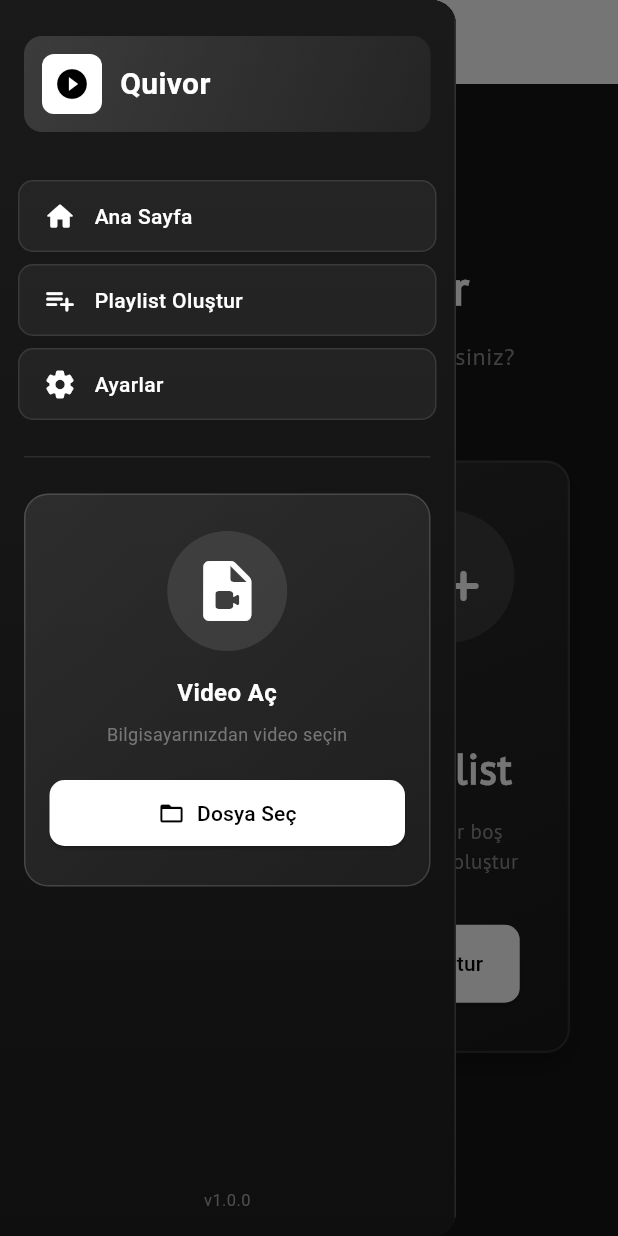
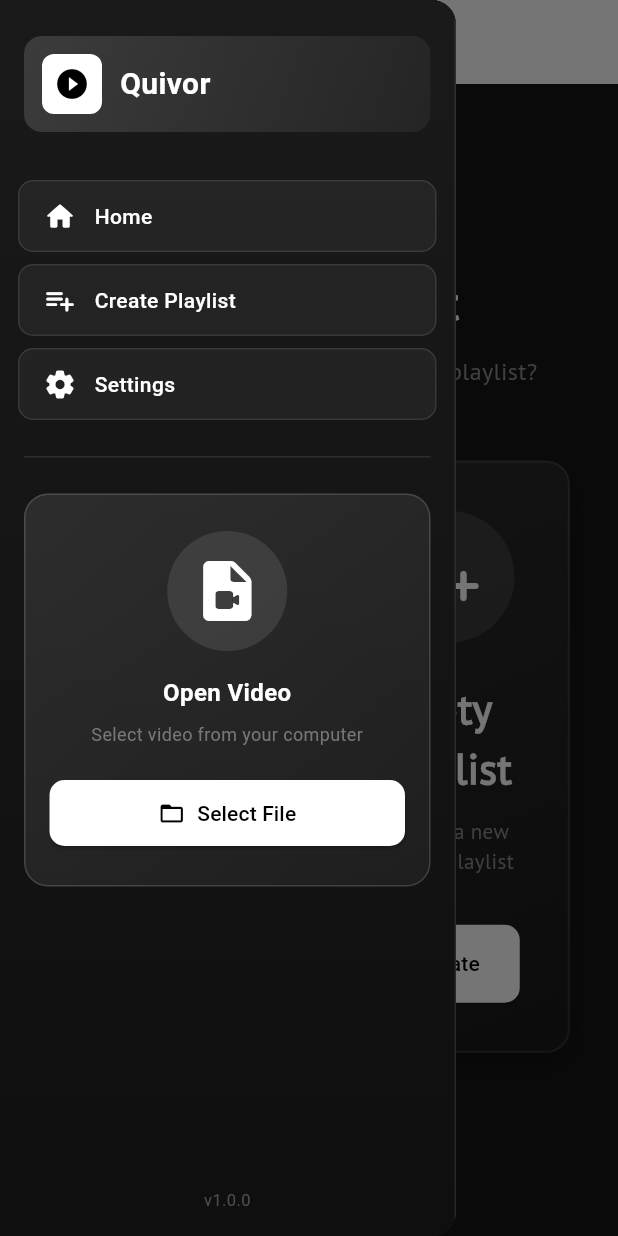
Before and after one commit to Bahadir10/quivor-video-player, a Flutter app: the CreatePlaylistScreen screen opened directly, with the side drawer open, on a phone screen of 412 x 824 dp. Run offline on Flutter 3.47's test engine with Material 3 defaults, Android fonts, the light colour scheme and no system bars; our stand-ins replace drift, file_picker, flutter_bloc, freezed_annotation, get_it, logger and 2 more; missing offline and left inert: media_kit, media_kit_video; accounts and stored records are empty; generated files the repository leaves out were written again.

Commit message:
refactor: Convert UI text from Turkish to English

```diff
--- a/lib/views/createPlaylist/widgets/_path_chose.dart
+++ b/lib/views/createPlaylist/widgets/_path_chose.dart
@@ -54,7 +54,7 @@ class _PathChose extends StatelessWidget {
                         crossAxisAlignment: CrossAxisAlignment.start,
                         children: [
                           Text(
-                            'Playlist Oluştur',
+                            'Create Playlist',
                             style: AppTypography.headingMedium.copyWith(
                               fontWeight: FontWeight.bold,
                             ),
@@ -204,7 +204,7 @@ class _PathChose extends StatelessWidget {
             child: ElevatedButton.icon(
               onPressed: () async => await cubit.createPlaylistFromPath(),
               icon: const Icon(Icons.check),
-              label: const Text('Playlist Oluştur'),
+              label: const Text('Create Playlist'),
               style: ElevatedButton.styleFrom(
                 backgroundColor: AppColors.white1,
                 foregroundColor: AppColors.black1,
--- a/lib/views/createPlaylist/widgets/_when_landed.dart
+++ b/lib/views/createPlaylist/widgets/_when_landed.dart
@@ -16,7 +16,7 @@ class _WhenLandedView extends StatelessWidget {
           children: [
             // Header
             Text(
-              'Playlist Oluştur',
+              'Create Playlist',
               style: AppTypography.headingLarge.copyWith(
                 fontSize: 32,
                 fontWeight: FontWeight.bold,
@@ -24,7 +24,7 @@ class _WhenLandedView extends StatelessWidget {
             ),
             const SizedBox(height: 12),
             Text(
-              'Nasıl bir playlist oluşturmak istersiniz?',
+              'How would you like to create your playlist?',
               style: AppTypography.bodyLarge.copyWith(
                 color: AppColors.grey1,
               ),
@@ -38,9 +38,9 @@ class _WhenLandedView extends StatelessWidget {
                 Expanded(
                   child: _SelectionCard(
                     icon: Icons.folder_open_rounded,
-                    title: 'Klasörden',
-                    description: 'Bir klasördeki tüm videoları ekle',
-                    buttonText: 'Klasör Seç',
+                    title: 'From Folder',
+                    description: 'Add all videos from a folder',
+                    buttonText: 'Select Folder',
                     onPressed: () async => await cubit.openPath(),
                   ),
                 ),
@@ -48,9 +48,9 @@ class _WhenLandedView extends StatelessWidget {
                 Expanded(
                   child: _SelectionCard(
                     icon: Icons.playlist_add_rounded,
-                    title: 'Boş Playlist',
-                    description: 'Yeni bir boş playlist oluştur',
-                    buttonText: 'Oluştur',
+                    title: 'Empty Playlist',
+                    description: 'Create a new empty playlist',
+                    buttonText: 'Create',
                     onPressed: () => cubit.makeChoise(),
                   ),
                 ),
--- a/lib/views/home/widgets/_middle_area.dart
+++ b/lib/views/home/widgets/_middle_area.dart
@@ -142,7 +142,7 @@ class _MiddleArea extends StatelessWidget {
               ),
               const SizedBox(width: 12),
               Text(
-                'Son İzlenenler',
+                'Recently Watched',
                 style: AppTypography.headingMedium.copyWith(
                   fontSize: 20,
                   fontWeight: FontWeight.bold,
--- a/lib/views/play/widgets/_bottom_field.dart
+++ b/lib/views/play/widgets/_bottom_field.dart
@@ -230,7 +230,7 @@ class _BottomFieldState extends State<_BottomField> {
               ),
               IconButton(
                 icon: const Icon(Icons.auto_awesome),
-                tooltip: 'Otomatik Oynatma Ayarları',
+                tooltip: 'Auto-Play Settings',
                 onPressed: () {
                   final cubit = context.read<_ScreenCubit>();
                   showDialog(
--- a/lib/views/play/widgets/_end_field.dart
+++ b/lib/views/play/widgets/_end_field.dart
@@ -118,7 +118,7 @@ class _EndField extends StatelessWidget {
                 children: [
                   _StatBadge(
                     icon: Icons.video_library,
-                    label: 'Toplam',
+                    label: 'Total',
                     value: '${videos.length}',
                   ),
                   const SizedBox(width: 12),
--- a/lib/views/playlist/widgets/_top_field.dart
+++ b/lib/views/playlist/widgets/_top_field.dart
@@ -106,7 +106,7 @@ class _TopField extends StatelessWidget {
               Expanded(
                 child: _StatCard(
                   icon: Icons.video_library,
-                  label: 'Toplam',
+                  label: 'Total',
                   value: '${videos.length}',
                   color: AppColors.white1,
                 ),
--- a/lib/widgets/side_bar.dart
+++ b/lib/widgets/side_bar.dart
@@ -87,19 +87,19 @@ class SideBar extends StatelessWidget {
             // Navigation buttons
             _NavButton(
               icon: Icons.home_rounded,
-              text: 'Ana Sayfa',
+              text: 'Home',
               onPressed: () => navigate(context, AppRoute.home),
             ),
             const SizedBox(height: 8),
             _NavButton(
               icon: Icons.playlist_add_rounded,
-              text: 'Playlist Oluştur',
+              text: 'Create Playlist',
               onPressed: () => navigate(context, AppRoute.createPlaylist),
             ),
             const SizedBox(height: 8),
             _NavButton(
               icon: Icons.settings_rounded,
-              text: 'Ayarlar',
+              text: 'Settings',
               onPressed: () => navigate(context, AppRoute.settings),
             ),
 
@@ -154,7 +154,7 @@ class SideBar extends StatelessWidget {
                     const Padding(
                       padding: EdgeInsets.symmetric(horizontal: 16),
                       child: Text(
-                        'Video Aç',
+                        'Open Video',
                         style: TextStyle(
                           color: AppColors.white1,
                           fontSize: 16,
@@ -167,7 +167,7 @@ class SideBar extends StatelessWidget {
                     Padding(
                       padding: const EdgeInsets.symmetric(horizontal: 16),
                       child: Text(
-                        'Bilgisayarınızdan video seçin',
+                        'Select video from your computer',
                         style: TextStyle(
                           color: AppColors.grey1.withValues(alpha: 0.8),
                           fontSize: 12,
@@ -198,7 +198,7 @@ class SideBar extends StatelessWidget {
                             }
                           },
                           icon: const Icon(Icons.folder_open, size: 18),
-                          label: const Text('Dosya Seç'),
+                          label: const Text('Select File'),
                           style: ElevatedButton.styleFrom(
                             backgroundColor: AppColors.white1,
                             foregroundColor: AppColors.black1,
```
